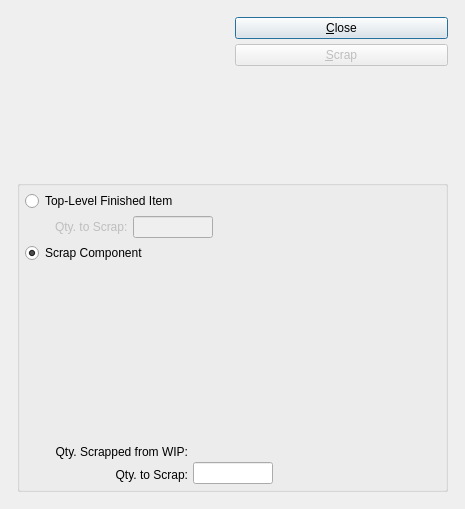
First picture: the form in guiclient/scrapWoMaterialFromWIP.ui, repository Pegasus-RPG/xtuple-client, before the edit.
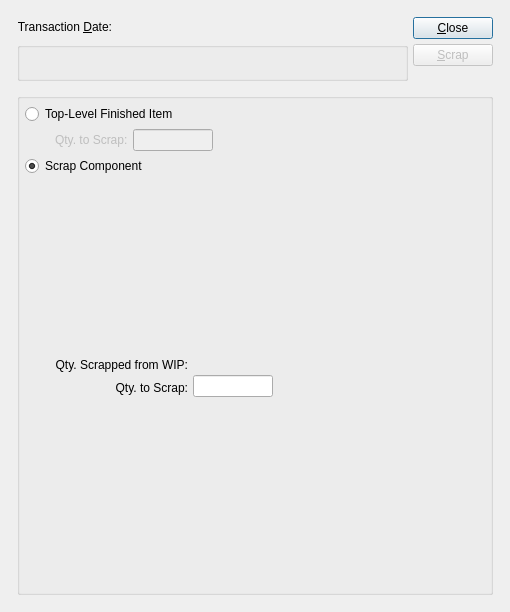
Second picture: the form after the edit. Custom widgets are drawn as their Qt base class.

What changed in the file:
```diff
--- a/guiclient/scrapWoMaterialFromWIP.ui
+++ b/guiclient/scrapWoMaterialFromWIP.ui
@@ -8,49 +8,101 @@
 is available at www.xtuple.com/CPAL.  By using this software, you agree
 to be bound by its terms.</comment>
  <class>scrapWoMaterialFromWIP</class>
- <widget class="QDialog" name="scrapWoMaterialFromWIP" >
-  <property name="geometry" >
+ <widget class="QDialog" name="scrapWoMaterialFromWIP">
+  <property name="geometry">
    <rect>
     <x>0</x>
     <y>0</y>
-    <width>465</width>
-    <height>509</height>
+    <width>510</width>
+    <height>612</height>
    </rect>
   </property>
   <property name="windowTitle" >
    <string>Scrap Work Order Material from W/O</string>
   </property>
-  <layout class="QGridLayout" >
-   <item row="0" column="0" >
-    <layout class="QGridLayout" >
-     <property name="margin" >
+  <layout class="QGridLayout" name="gridLayout_3">
+   <item row="0" column="0">
+    <layout class="QGridLayout" name="gridLayout_2">
+     <property name="margin">
       <number>12</number>
      </property>
-     <property name="spacing" >
+     <property name="spacing">
       <number>12</number>
      </property>
-     <item row="0" column="0" >
-      <layout class="QHBoxLayout" >
-       <property name="spacing" >
-        <number>5</number>
-       </property>
+     <item row="0" column="0">
+      <layout class="QHBoxLayout" name="horizontalLayout_2">
+       <item>
+        <layout class="QVBoxLayout" name="verticalLayout">
+         <item>
+          <layout class="QHBoxLayout" name="horizontalLayout">
+           <item>
+            <widget class="QLabel" name="_transDateLit">
+             <property name="text">
+              <string>Transaction &amp;Date:</string>
+             </property>
+             <property name="alignment">
+              <set>Qt::AlignRight|Qt::AlignTrailing|Qt::AlignVCenter</set>
+             </property>
+             <property name="buddy">
+              <cstring>_transDate</cstring>
+             </property>
+            </widget>
+           </item>
        <item>
-        <layout class="QHBoxLayout" >
-         <property name="spacing" >
+            <widget class="DLineEdit" name="_transDate">
+             <property name="sizePolicy">
+              <sizepolicy hsizetype="Preferred" vsizetype="Fixed">
+               <horstretch>0</horstretch>
+               <verstretch>0</verstretch>
+              </sizepolicy>
+             </property>
+            </widget>
+           </item>
+           <item>
+            <spacer>
+             <property name="orientation">
+              <enum>Qt::Horizontal</enum>
+             </property>
+             <property name="sizeType">
+              <enum>QSizePolicy::Expanding</enum>
+             </property>
+             <property name="sizeHint" stdset="0">
+              <size>
+               <width>20</width>
+               <height>20</height>
+              </size>
+             </property>
+            </spacer>
+           </item>
+          </layout>
+         </item>
+         <item>
+          <widget class="QGroupBox" name="_woGroup">
+           <property name="title">
+            <string/>
+           </property>
+           <layout class="QGridLayout" name="gridLayout">
+            <item row="0" column="0">
+             <layout class="QHBoxLayout">
+              <property name="spacing">
           <number>0</number>
          </property>
          <item>
-          <widget class="WoCluster" name="_wo" />
+               <widget class="WoCluster" name="_wo">
+                <property name="focusPolicy">
+                 <enum>Qt::StrongFocus</enum>
+                </property>
+               </widget>
          </item>
          <item>
           <spacer>
-           <property name="orientation" >
+                <property name="orientation">
             <enum>Qt::Horizontal</enum>
            </property>
-           <property name="sizeType" >
+                <property name="sizeType">
             <enum>QSizePolicy::Minimum</enum>
            </property>
-           <property name="sizeHint" stdset="0" >
+                <property name="sizeHint" stdset="0">
             <size>
              <width>20</width>
              <height>20</height>
@@ -60,21 +112,26 @@
          </item>
         </layout>
        </item>
+           </layout>
+          </widget>
+         </item>
+        </layout>
+       </item>
        <item>
-        <layout class="QVBoxLayout" >
-         <property name="spacing" >
+        <layout class="QVBoxLayout">
+         <property name="spacing">
           <number>5</number>
          </property>
          <item>
-          <widget class="QPushButton" name="_close" >
-           <property name="text" >
+          <widget class="QPushButton" name="_close">
+           <property name="text">
             <string>&amp;Close</string>
            </property>
           </widget>
          </item>
          <item>
-          <widget class="QPushButton" name="_scrap" >
-           <property name="enabled" >
+          <widget class="QPushButton" name="_scrap">
+           <property name="enabled">
             <bool>false</bool>
            </property>
            <property name="text" >
@@ -84,13 +141,13 @@
          </item>
          <item>
           <spacer>
-           <property name="orientation" >
+           <property name="orientation">
             <enum>Qt::Vertical</enum>
            </property>
-           <property name="sizeType" >
+           <property name="sizeType">
             <enum>QSizePolicy::Expanding</enum>
            </property>
-           <property name="sizeHint" stdset="0" >
+           <property name="sizeHint" stdset="0">
             <size>
              <width>20</width>
              <height>0</height>
@@ -102,23 +159,25 @@
        </item>
       </layout>
      </item>
-     <item row="1" column="0" >
-      <widget class="QGroupBox" name="_scrapButtonGroup" >
-       <property name="title" >
+     <item row="1" column="0">
+      <widget class="QGroupBox" name="_scrapButtonGroup">
+       <property name="sizePolicy">
+        <sizepolicy hsizetype="Expanding" vsizetype="Preferred">
+         <horstretch>0</horstretch>
+         <verstretch>1</verstretch>
+        </sizepolicy>
+       </property>
+       <property name="title">
         <string/>
        </property>
-       <layout class="QVBoxLayout" >
-        <property name="spacing" >
-         <number>5</number>
-        </property>
-        <property name="margin" >
-         <number>5</number>
-        </property>
+       <layout class="QGridLayout" name="gridLayout_4">
+        <item row="0" column="0">
+         <layout class="QVBoxLayout" name="verticalLayout_2">
         <item>
-         <layout class="QVBoxLayout" >
+           <layout class="QVBoxLayout">
           <item>
-           <widget class="QRadioButton" name="_scrapTopLevel" >
-            <property name="text" >
+             <widget class="QRadioButton" name="_scrapTopLevel">
+              <property name="text">
              <string>Top-Level Finished Item</string>
             </property>
             <property name="checked" >
@@ -130,13 +189,13 @@
            <layout class="QHBoxLayout" >
             <item>
              <spacer>
-              <property name="orientation" >
+                <property name="orientation">
                <enum>Qt::Horizontal</enum>
               </property>
-              <property name="sizeType" >
+                <property name="sizeType">
                <enum>QSizePolicy::Minimum</enum>
               </property>
-              <property name="sizeHint" stdset="0" >
+                <property name="sizeHint" stdset="0">
                <size>
                 <width>30</width>
                 <height>20</height>
@@ -145,8 +204,8 @@
              </spacer>
             </item>
             <item>
-             <widget class="QLabel" name="_topLevelQtyLit" >
-              <property name="enabled" >
+               <widget class="QLabel" name="_topLevelQtyLit">
+                <property name="enabled">
                <bool>false</bool>
               </property>
               <property name="text" >
@@ -158,8 +217,8 @@
              </widget>
             </item>
             <item>
-             <widget class="XLineEdit" name="_topLevelQty" >
-              <property name="enabled" >
+               <widget class="XLineEdit" name="_topLevelQty">
+                <property name="enabled">
                <bool>false</bool>
               </property>
               <property name="maximumSize" >
@@ -178,10 +237,10 @@
               <property name="orientation" >
                <enum>Qt::Horizontal</enum>
               </property>
-              <property name="sizeType" >
+                <property name="sizeType">
                <enum>QSizePolicy::Expanding</enum>
               </property>
-              <property name="sizeHint" stdset="0" >
+                <property name="sizeHint" stdset="0">
                <size>
                 <width>81</width>
                 <height>20</height>
@@ -194,10 +253,10 @@
          </layout>
         </item>
         <item>
-         <layout class="QVBoxLayout" >
+           <layout class="QVBoxLayout">
           <item>
-           <widget class="QRadioButton" name="_scrapComponent" >
-            <property name="text" >
+             <widget class="QRadioButton" name="_scrapComponent">
+              <property name="text">
              <string>Scrap Component</string>
             </property>
             <property name="checked" >
@@ -206,8 +265,8 @@
            </widget>
           </item>
           <item>
-           <layout class="QHBoxLayout" >
-            <property name="spacing" >
+             <layout class="QHBoxLayout">
+              <property name="spacing">
              <number>0</number>
             </property>
             <item>
@@ -215,10 +274,10 @@
               <property name="orientation" >
                <enum>Qt::Horizontal</enum>
               </property>
-              <property name="sizeType" >
+                <property name="sizeType">
                <enum>QSizePolicy::Minimum</enum>
               </property>
-              <property name="sizeHint" stdset="0" >
+                <property name="sizeHint" stdset="0">
                <size>
                 <width>30</width>
                 <height>20</height>
@@ -227,14 +286,14 @@
              </spacer>
             </item>
             <item>
-             <layout class="QVBoxLayout" >
-              <property name="spacing" >
+               <layout class="QVBoxLayout">
+                <property name="spacing">
                <number>0</number>
               </property>
               <item>
-               <widget class="WomatlCluster" name="_womatl" >
-                <property name="sizePolicy" >
-                 <sizepolicy vsizetype="Minimum" hsizetype="Minimum" >
+                 <widget class="WomatlCluster" name="_womatl">
+                  <property name="sizePolicy">
+                   <sizepolicy hsizetype="Minimum" vsizetype="Minimum">
                   <horstretch>0</horstretch>
                   <verstretch>0</verstretch>
                  </sizepolicy>
@@ -248,17 +307,17 @@
                </widget>
               </item>
               <item>
-               <layout class="QHBoxLayout" >
+                 <layout class="QHBoxLayout">
                 <item>
-                 <layout class="QHBoxLayout" >
-                  <property name="spacing" >
+                   <layout class="QHBoxLayout">
+                    <property name="spacing">
                    <number>5</number>
                   </property>
                   <item>
-                   <layout class="QVBoxLayout" >
+                     <layout class="QVBoxLayout">
                     <item>
-                     <widget class="QLabel" name="_qtyScrappedFromWIPLit" >
-                      <property name="text" >
+                       <widget class="QLabel" name="_qtyScrappedFromWIPLit">
+                        <property name="text">
                        <string>Qty. Scrapped from WIP:</string>
                       </property>
                       <property name="alignment" >
@@ -267,8 +326,8 @@
                      </widget>
                     </item>
                     <item>
-                     <widget class="QLabel" name="_qtyLit" >
-                      <property name="text" >
+                       <widget class="QLabel" name="_qtyLit">
+                        <property name="text">
                        <string>Qty. to Scrap:</string>
                       </property>
                       <property name="alignment" >
@@ -282,10 +341,10 @@
                    </layout>
                   </item>
                   <item>
-                   <layout class="QVBoxLayout" >
+                     <layout class="QVBoxLayout">
                     <item>
-                     <widget class="XLabel" name="_qtyScrappedFromWIP" >
-                      <property name="minimumSize" >
+                       <widget class="XLabel" name="_qtyScrappedFromWIP">
+                        <property name="minimumSize">
                        <size>
                         <width>80</width>
                         <height>0</height>
@@ -300,9 +359,9 @@
                      </widget>
                     </item>
                     <item>
-                     <widget class="XLineEdit" name="_qty" >
-                      <property name="sizePolicy" >
-                       <sizepolicy vsizetype="Fixed" hsizetype="Preferred" >
+                       <widget class="XLineEdit" name="_qty">
+                        <property name="sizePolicy">
+                         <sizepolicy hsizetype="Preferred" vsizetype="Fixed">
                         <horstretch>0</horstretch>
                         <verstretch>0</verstretch>
                        </sizepolicy>
@@ -324,13 +383,13 @@
                 </item>
                 <item>
                  <spacer>
-                  <property name="orientation" >
+                    <property name="orientation">
                    <enum>Qt::Horizontal</enum>
                   </property>
-                  <property name="sizeType" >
+                    <property name="sizeType">
                    <enum>QSizePolicy::Expanding</enum>
                   </property>
-                  <property name="sizeHint" stdset="0" >
+                    <property name="sizeHint" stdset="0">
                    <size>
                     <width>20</width>
                     <height>20</height>
@@ -346,16 +405,36 @@
           </item>
          </layout>
         </item>
-       </layout>
+          <item>
+           <spacer name="verticalSpacer">
+            <property name="orientation">
+             <enum>Qt::Vertical</enum>
+            </property>
+            <property name="sizeHint" stdset="0">
+             <size>
+              <width>20</width>
+              <height>0</height>
+             </size>
+            </property>
+           </spacer>
+          </item>
+         </layout>
+        </item>
+       </layout>
       </widget>
      </item>
     </layout>
    </item>
   </layout>
  </widget>
- <layoutdefault spacing="5" margin="5" />
+ <layoutdefault spacing="5" margin="5"/>
  <pixmapfunction>qPixmapFromMimeSource</pixmapfunction>
  <customwidgets>
+  <customwidget>
+   <class>DLineEdit</class>
+   <extends>QWidget</extends>
+   <header>datecluster.h</header>
+  </customwidget>
   <customwidget>
    <class>WoCluster</class>
    <extends>QWidget</extends>
```
Left out of the diff: 92 changed lines with no effect on the pictures. Lines whose indentation alone changed are shown as unchanged.
